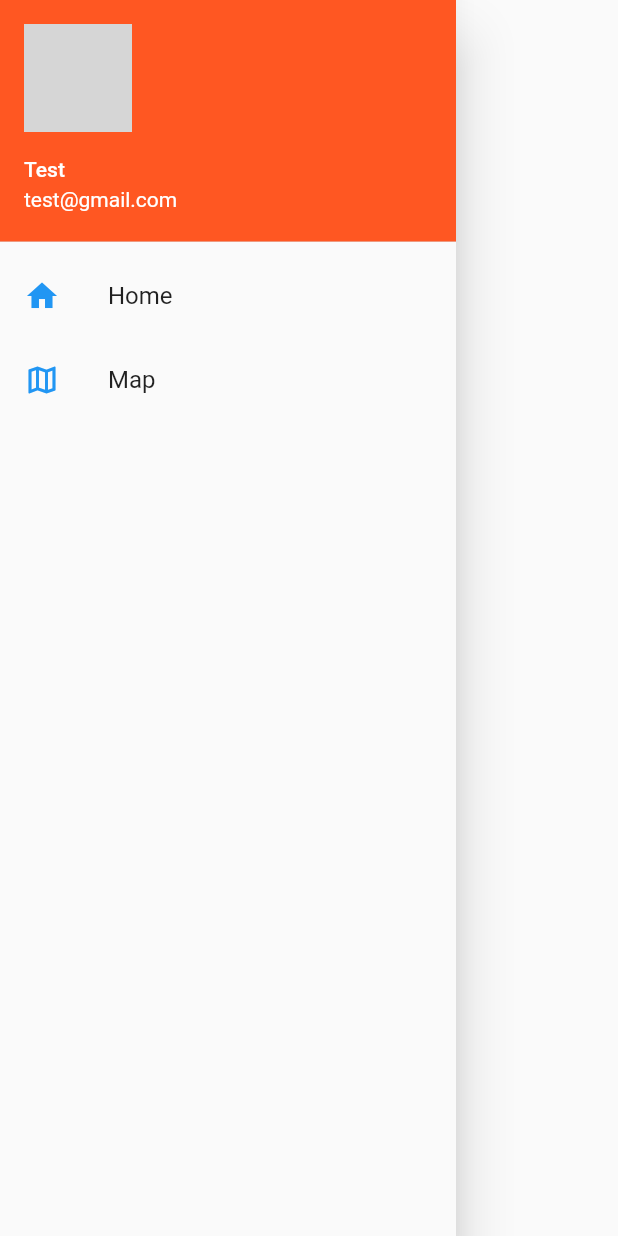
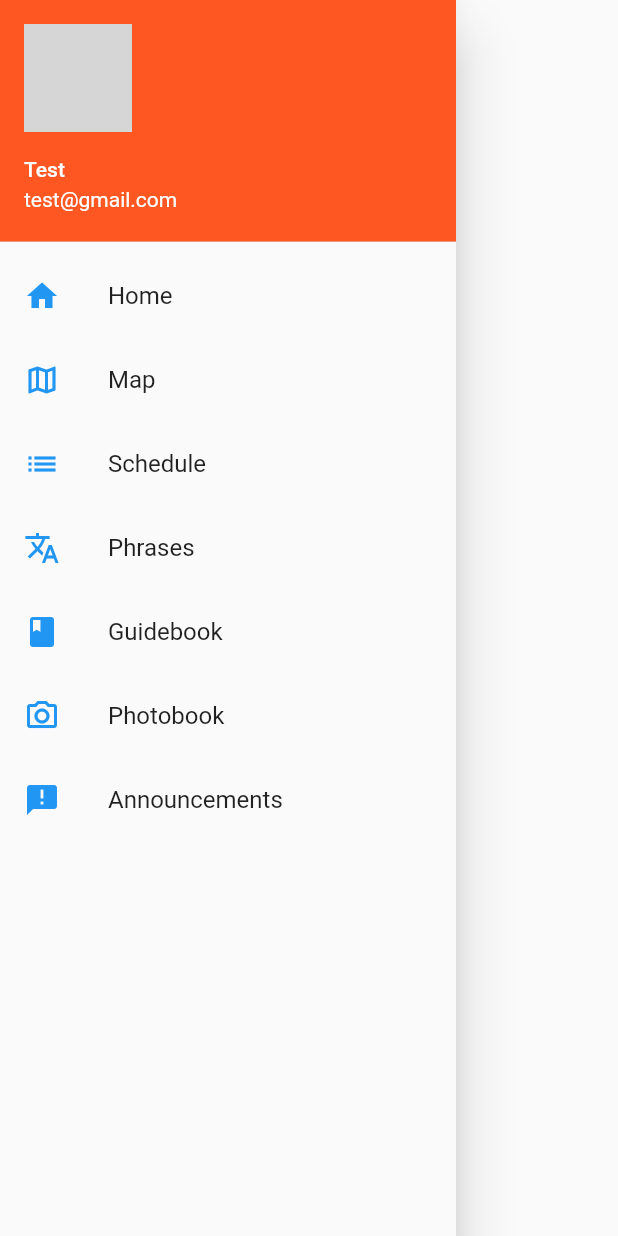
Before and after one commit to Nick-Student/StudyAbroad, a Flutter app: the SideDrawer widget shown alone on an empty page, opened directly, on a phone screen of 412 x 824 dp. Run offline on Flutter 3.47's test engine with Material 2 defaults, Android fonts, the phone set to English and light mode, and no system bars; our stand-ins replace google_maps_flutter, table_calendar; network calls fail; grey boxes are pictures that could not be loaded.

Commit message:
working and expanded sidebar

```diff
--- a/lib/main.dart
+++ b/lib/main.dart
@@ -3,7 +3,6 @@ import 'package:flutter/material.dart';
 import 'package:flutter_project/screens/map.dart';
 //import 'package:location/location.dart';
 import 'package:flutter_project/screens/home.dart';
-
 
 void main() => runApp(MyApp());
 
--- a/lib/side_drawer.dart
+++ b/lib/side_drawer.dart
@@ -42,7 +42,46 @@ class SideDrawer extends StatelessWidget {
                   context,
                   'map',
                 ),
-          )
+              ),
+              ListTile(
+              title: Text('Schedule'),
+              leading: Icon(
+                Icons.list,
+                color:Colors.blue,
+                ),
+                onTap: () => Navigator.pushNamed(
+                  context,
+                  'schedule'
+                ),
+              ),
+              ListTile(
+                title: Text('Phrases'),
+                leading: Icon(
+                  Icons.translate,
+                  color:Colors.blue,
+                ),
+              ),
+              ListTile(
+                title: Text('Guidebook'),
+                leading: Icon(
+                  Icons.book,
+                  color:Colors.blue,
+                ),
+              ),
+              ListTile(
+                title: Text('Photobook'),
+                leading: Icon(
+                  Icons.camera_alt_outlined,
+                  color:Colors.blue,
+                ),
+              ),
+              ListTile(
+                title: Text('Announcements'),
+                leading: Icon(
+                  Icons.announcement,
+                  color: Colors.blue,
+                ),
+              )
         ]),)
       ),
     );
```
